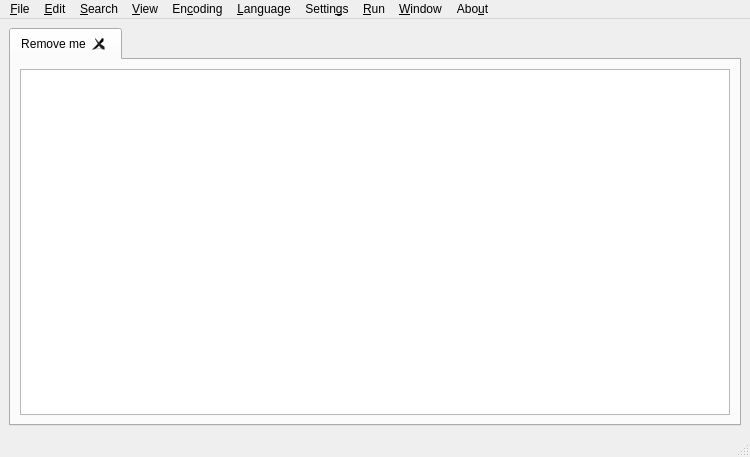
First picture: the form in mainwindow.ui, repository yousefvand/Notepad--, before the edit.
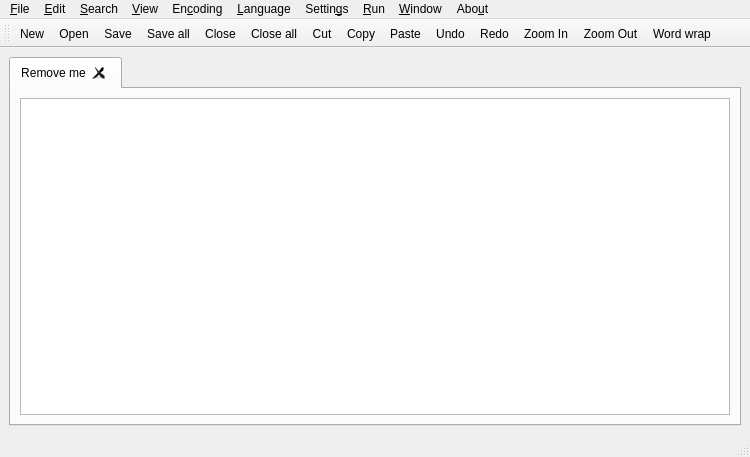
Second picture: the form after the edit. Icons and pictures are not drawn.

```diff
--- a/mainwindow.ui
+++ b/mainwindow.ui
@@ -448,6 +448,31 @@
    <addaction name="menuAbo_ut"/>
   </widget>
   <widget class="QStatusBar" name="statusbar"/>
+  <widget class="QToolBar" name="toolBar">
+   <property name="windowTitle">
+    <string>toolBar</string>
+   </property>
+   <attribute name="toolBarArea">
+    <enum>TopToolBarArea</enum>
+   </attribute>
+   <attribute name="toolBarBreak">
+    <bool>false</bool>
+   </attribute>
+   <addaction name="action_New"/>
+   <addaction name="action_Open"/>
+   <addaction name="action_Save"/>
+   <addaction name="actionSav_e_all"/>
+   <addaction name="action_Close"/>
+   <addaction name="actionC_lose_all"/>
+   <addaction name="actionCu_t"/>
+   <addaction name="action_Copy"/>
+   <addaction name="action_Paste"/>
+   <addaction name="action_Undo"/>
+   <addaction name="action_Redo"/>
+   <addaction name="actionZoom_In"/>
+   <addaction name="actionoom_Out"/>
+   <addaction name="action_Word_wrap"/>
+  </widget>
   <action name="action_New">
    <property name="text">
     <string>&amp;New</string>
@@ -1472,6 +1497,33 @@
     <string>VHDL</string>
    </property>
   </action>
+  <action name="actionZoom_In">
+   <property name="icon">
+    <iconset theme="zoom-in"/>
+   </property>
+   <property name="text">
+    <string>Zoom &amp;In</string>
+   </property>
+   <property name="shortcut">
+    <string>Ctrl++</string>
+   </property>
+  </action>
+  <action name="actionoom_Out">
+   <property name="icon">
+    <iconset theme="zoom-out"/>
+   </property>
+   <property name="text">
+    <string>Zoom &amp;Out</string>
+   </property>
+   <property name="shortcut">
+    <string>Ctrl+-</string>
+   </property>
+  </action>
+  <action name="action_Restore_Default_Zoom">
+   <property name="text">
+    <string>&amp;Restore Default Zoom</string>
+   </property>
+  </action>
  </widget>
  <resources/>
  <connections/>
```
Left out of the diff: 81 changed lines with no effect on the pictures.
